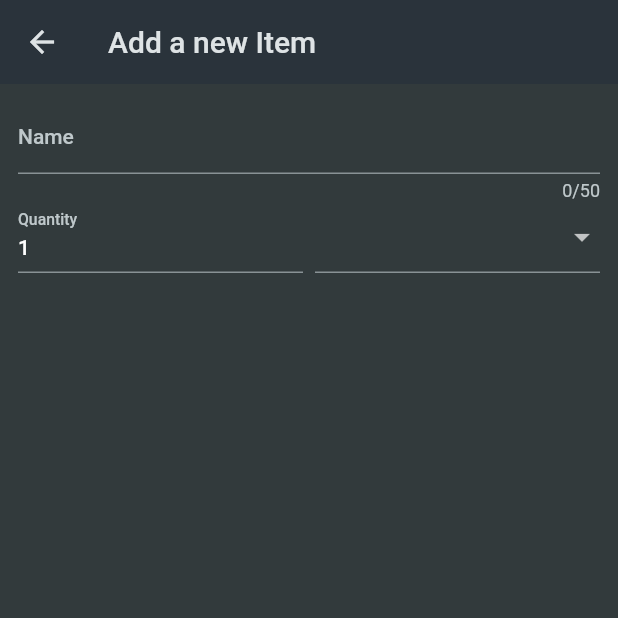
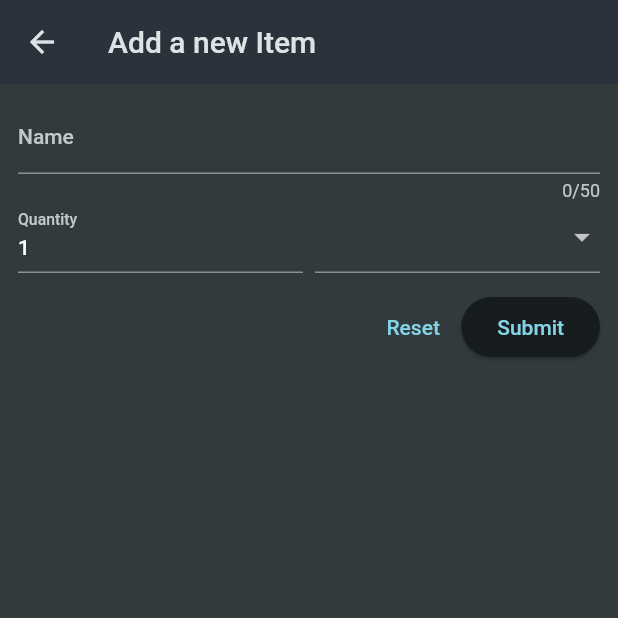
Before and after one commit to yashraj9922/shop_grocery_app, a Flutter app: the NewItem screen opened directly, on a phone screen of 412 x 824 dp, the top half of it. Run offline on Flutter 3.47's test engine with Material 2 defaults, Android fonts, the phone set to English and light mode, and no system bars.

Commit message:
buttons without logic

```diff
--- a/lib/widgets/new_item.dart
+++ b/lib/widgets/new_item.dart
@@ -75,6 +75,21 @@ class _NewItemState extends State<NewItem> {
                   ),
                 ],
               ),
+              const SizedBox(height: 12),
+              Row(
+                mainAxisAlignment: MainAxisAlignment.end,
+                children: [
+                  TextButton(
+                    onPressed: () {},
+                    child: const Text("Reset"),
+                  ),
+                  // const SizedBox(width: 8),
+                  ElevatedButton(
+                    onPressed: () {},
+                    child: const Text("Submit"),
+                  ),
+                ],
+              ),
             ],
           ),
         ),
```
